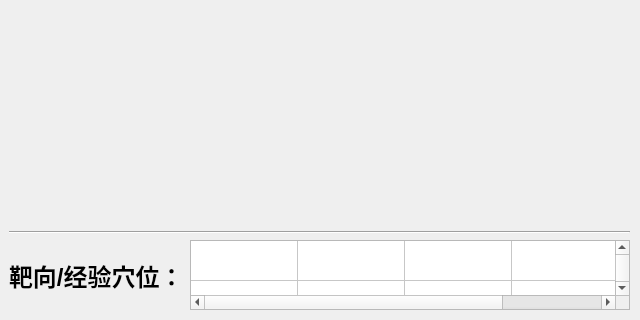
Before: the Qt Designer form output.ui in pejoypan/ZiWuLiuZhu, drawn with Qt 5; both pictures show x 0 to 640 and y 480 to 800 of the 640 by 800 pixel window.
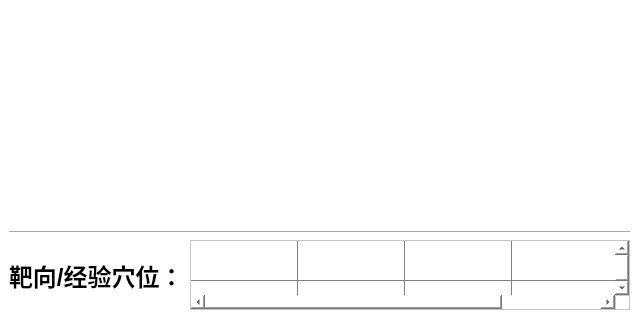
After: the same form once the commit is applied. Icons and pictures are not drawn.

Commit message: disable mainwindow hide; output white background

What changed in the file:
```diff
--- a/output.ui
+++ b/output.ui
@@ -13,6 +13,13 @@
   <property name="windowTitle">
    <string>Form</string>
   </property>
+  <property name="styleSheet">
+   <string notr="true">color: black;
+border-color: rgb(0, 0, 0);
+gridline-color: rgb(128, 128, 128);
+background-color: rgb(255, 255, 255);
+</string>
+  </property>
   <widget class="QWidget" name="verticalLayoutWidget">
    <property name="geometry">
     <rect>
```
Left out of the diff: 8 changed lines with no effect on the pictures. The commit also changes 16 other files.
